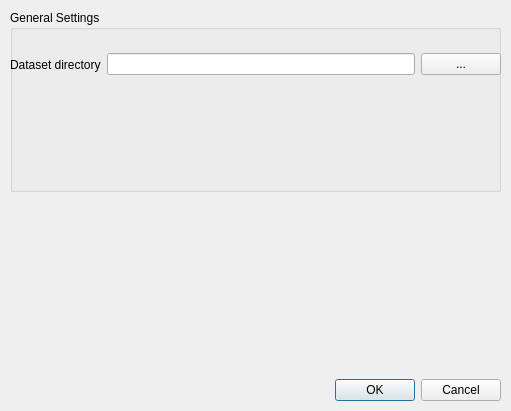
First picture: the form in Code/Common/mvdPreferencesDialog.ui, repository orfeotoolbox/OTB, before the edit.
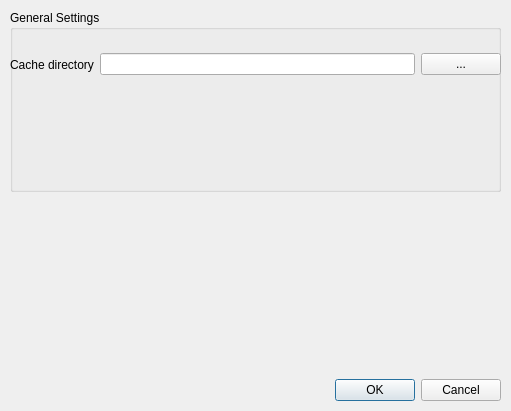
Second picture: the form after the edit.

Commit message: ENH prefrences dialog to support new key of the cache dir

What changed in the file:
```diff
--- a/Code/Common/mvdPreferencesDialog.ui
+++ b/Code/Common/mvdPreferencesDialog.ui
@@ -5,6 +5,14 @@
   <property name="windowModality">
    <enum>Qt::ApplicationModal</enum>
   </property>
+  <property name="geometry">
+   <rect>
+    <x>0</x>
+    <y>0</y>
+    <width>511</width>
+    <height>411</height>
+   </rect>
+  </property>
   <property name="sizePolicy">
    <sizepolicy hsizetype="Minimum" vsizetype="Minimum">
     <horstretch>0</horstretch>
@@ -17,7 +25,7 @@
   <property name="locale">
    <locale language="C" country="AnyCountry"/>
   </property>
-  <widget class="QWidget" name="">
+  <widget class="QWidget" name="layoutWidget">
    <property name="geometry">
     <rect>
      <x>10</x>
@@ -51,7 +59,7 @@
         <item>
          <widget class="QLabel" name="datasetPathLabel">
           <property name="text">
-           <string>Dataset directory</string>
+           <string>Cache directory</string>
           </property>
          </widget>
         </item>
```
Left out of the diff: 6 changed lines with no effect on the pictures. The commit also changes 2 other files.
